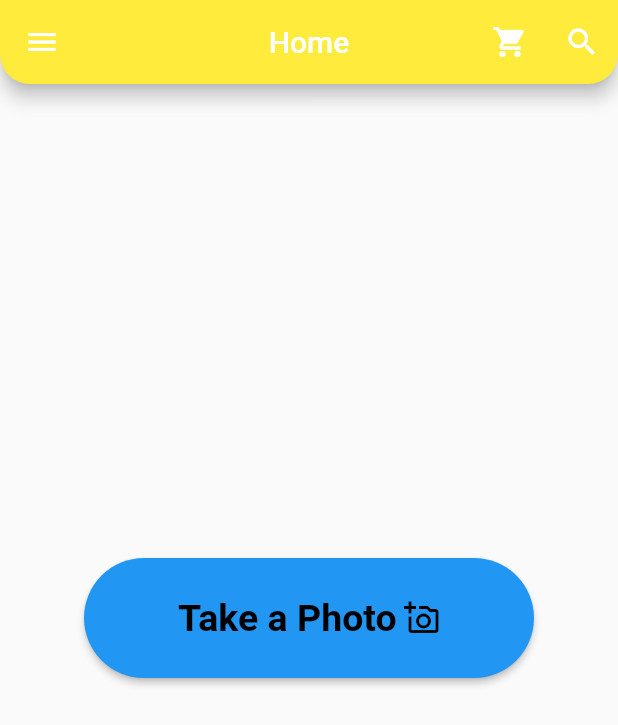
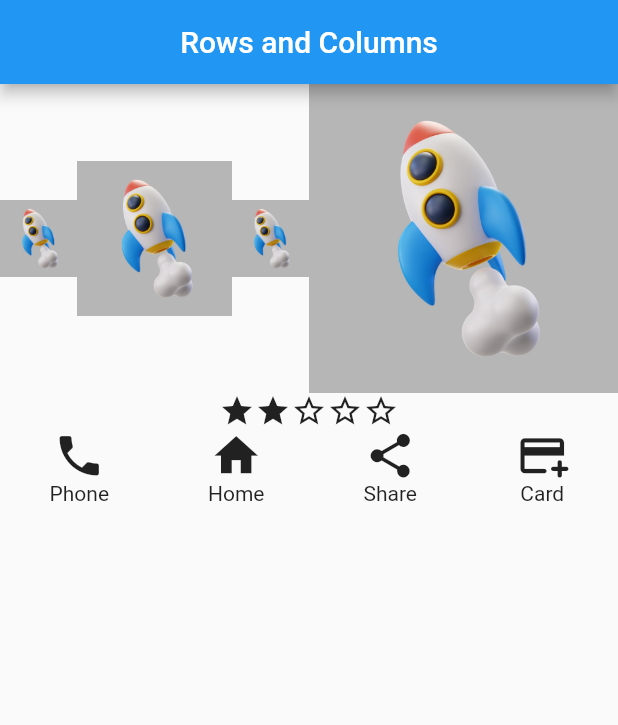
Before and after one commit to kevinchege47/Flutter-Project, a Flutter app: the screen it shows after launch, on a phone screen of 412 x 824 dp. Shown: the top 725 px of the screen. Run offline on Flutter 3.47's test engine with Material 2 defaults, Android fonts, the phone set to English and light mode, and no system bars; our stand-ins replace font_awesome_flutter.

Commit message:
Rows,Columns,Expanded widget

```diff
--- a/lib/screens/Home.dart
+++ b/lib/screens/Home.dart
@@ -1,3 +1,5 @@
+// ignore_for_file: prefer_const_literals_to_create_immutables
+
 import 'package:flutter/material.dart';
 
 // ignore_for_file: prefer_const_constructors
@@ -7,42 +9,52 @@ class Home extends StatelessWidget {
   @override
   Widget build(BuildContext context) {
     return Scaffold(
-      extendBodyBehindAppBar: true,
       appBar: AppBar(
-        leading: IconButton(icon:Icon(Icons.menu),onPressed: (){}),
-        title: Text("Home"),
-        actions: [
-          IconButton(icon:Icon(Icons.shopping_cart),onPressed: (){}),
-          IconButton(icon:Icon(Icons.search),onPressed: (){}),
-          // IconButton(icon:Icon(Icons.help),onPressed: (){}),
-        ],
-        elevation: 5,
+        title: Text("Rows and Columns"),
         centerTitle: true,
-        backgroundColor: Colors.yellow,
-        shape: RoundedRectangleBorder(
-          borderRadius: BorderRadius.vertical(bottom: Radius.circular(20))
-        ) ,
       ),
-      body: Center(
-        child: Directionality(
-          textDirection: TextDirection.rtl,
-          child: ElevatedButton.icon(
-            icon: Icon(Icons.add_a_photo_outlined),
-            label: Text("Take a Photo"),
-            // child: Text("Lets Begin"),
-            onPressed: () {},
-            style: ElevatedButton.styleFrom(
-              foregroundColor: Colors.black,
-              padding: EdgeInsets.all(20.0),
-              // backgroundColor: Colors.deepOrange,
-              fixedSize: Size(300, 80),
-              textStyle: TextStyle(fontSize: 25, fontWeight: FontWeight.bold),
-              // elevation: 10,
-              shadowColor: Colors.black,
-              // side: BorderSide(color: Colors.black, width: 1),
-              shape: StadiumBorder(),
+      body: Container(
+        child: Column(
+          children: [
+            Row(
+              children: [
+                Expanded(child: Image(image: AssetImage("images/rocket.jpg"))),
+                Expanded(flex:2, child: Image(image: AssetImage("images/rocket.jpg"))),
+                Expanded(child: Image(image: AssetImage("images/rocket.jpg"))),
+                Expanded(flex:4,child: Image(image: AssetImage("images/rocket.jpg"))),
+              ],
             ),
-          ),
+            Row(
+              mainAxisAlignment: MainAxisAlignment.center,
+              children: [
+                Icon(Icons.star),
+                Icon(Icons.star),
+                Icon(Icons.star_border_outlined),
+                Icon(Icons.star_border_outlined),
+                Icon(Icons.star_border_outlined),
+              ],
+            ),
+            Row(
+              mainAxisAlignment: MainAxisAlignment.spaceAround,
+              children: [
+                Column(
+                  children: [Icon(Icons.phone, size: 35.0), Text("Phone")],
+                ),
+                Column(
+                  children: [Icon(Icons.home, size: 35.0), Text("Home")],
+                ),
+                Column(
+                  children: [Icon(Icons.share, size: 35.0), Text("Share")],
+                ),
+                Column(
+                  children: [
+                    Icon(Icons.add_card_rounded, size: 35.0),
+                    Text("Card")
+                  ],
+                ),
+              ],
+            ),
+          ],
         ),
       ),
     );
```
